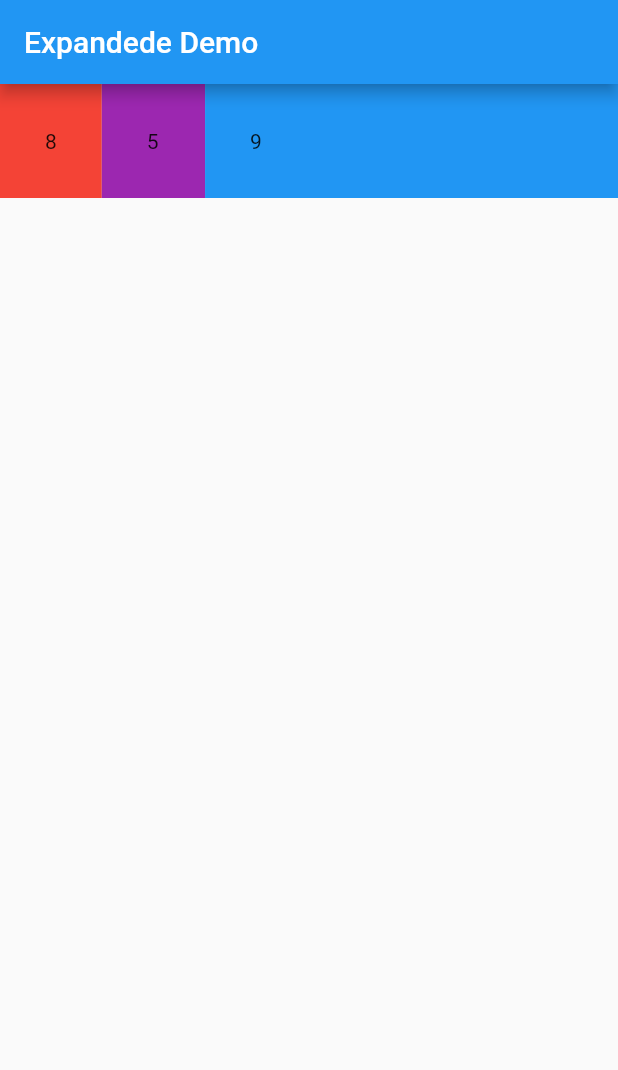
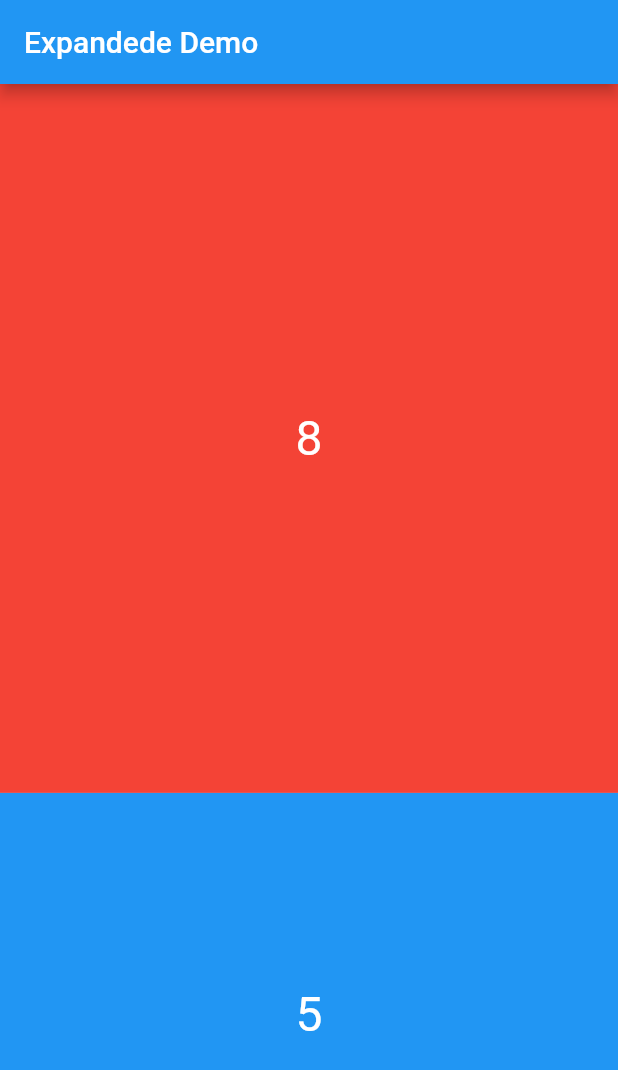
Before and after one commit to Ravindra-unuri/flutter_expanded, a Flutter app: the screen it shows after launch, on a phone screen of 412 x 824 dp. Shown: the top 1070 px of the screen. Run offline on Flutter 3.47's test engine with Material 2 defaults, Android fonts, the phone set to English and light mode, and no system bars.

Commit message:
26-04-2023 First

```diff
--- a/lib/main.dart
+++ b/lib/main.dart
@@ -16,27 +16,33 @@ class MyApp extends StatelessWidget {
         title: Text('Expandede Demo'),
       ),
       body: SafeArea(
-        child: Row(
+        child: Column(
           children: [
-            Container(
-              padding: EdgeInsetsDirectional.all(30),
-              color: Colors.red,
-              child: Text('8'),
-            ),
             Expanded(
-              flex: 2,
+              flex: 8,
               child: Container(
+                constraints: BoxConstraints.expand(),
                 padding: EdgeInsetsDirectional.all(30),
-                color: Colors.purple,
-                child: Text('5'),
+                color: Colors.red,
+                child: Center(child: Text('8',
+                  style: TextStyle(
+                    color: Colors.white,
+                    fontSize: 32,
+                  ),
+                )),
               ),
             ),
             Expanded(
-              flex: 8,
+              flex: 5,
               child: Container(
                 padding: EdgeInsetsDirectional.all(30),
                 color: Colors.blue,
-                child: Text('9'),
+                child: Center(child: Text('5',
+                  style: TextStyle(
+                  color: Colors.white,
+                  fontSize: 32,
+                ),
+                )),
               ),
             ),
           ],
```
